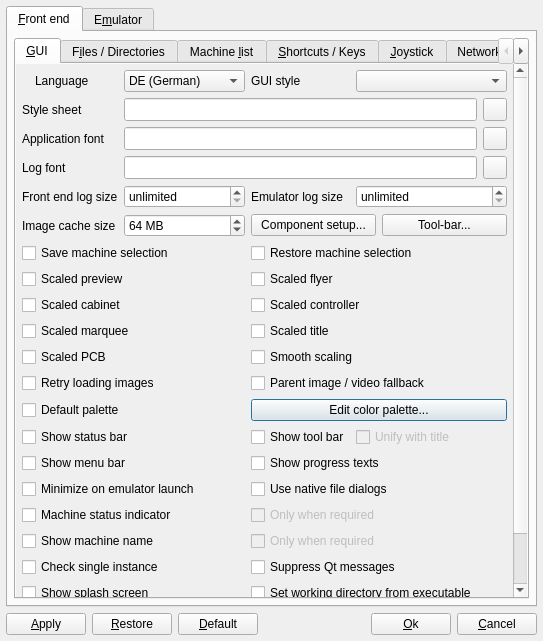
This is options.ui in qmc2/qmc2-mame-fe as Qt 5 draws it before an edit. The edited form follows.
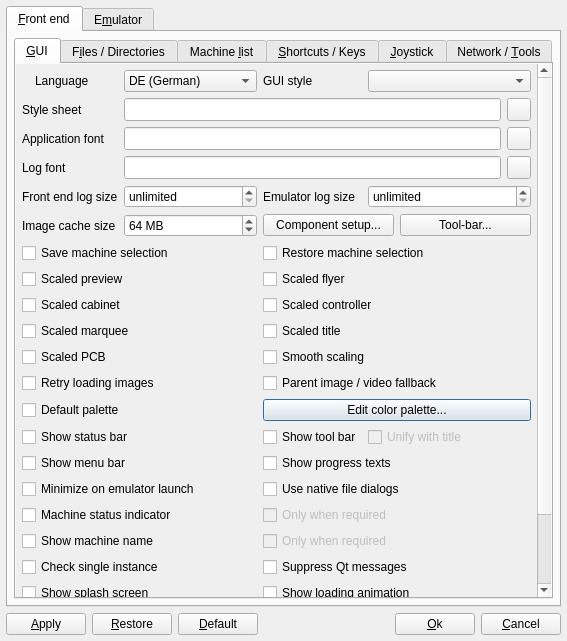
This is the edited form. Icons and pictures are not drawn.

Commit message: new: added an option to enable/disable the loading animation

Diff of the .ui file:
```diff
--- a/options.ui
+++ b/options.ui
@@ -7,7 +7,7 @@
    <rect>
     <x>0</x>
     <y>0</y>
-    <width>543</width>
+    <width>567</width>
     <height>641</height>
    </rect>
   </property>
@@ -56,9 +56,9 @@
               <property name="geometry">
                <rect>
                 <x>0</x>
-                <y>0</y>
-                <width>497</width>
-                <height>573</height>
+                <y>-58</y>
+                <width>521</width>
+                <height>598</height>
                </rect>
               </property>
               <layout class="QGridLayout" name="gridLayout_1">
@@ -74,7 +74,7 @@
                    </property>
                   </widget>
                  </item>
-                 <item row="22" column="0" colspan="7">
+                 <item row="23" column="0" colspan="7">
                   <spacer name="spacer4">
                    <property name="orientation">
                     <enum>Qt::Vertical</enum>
@@ -317,17 +317,7 @@
                    </property>
                   </widget>
                  </item>
-                 <item row="20" column="3" colspan="4">
-                  <widget class="QCheckBox" name="checkBoxSetWorkDirFromExec">
-                   <property name="toolTip">
-                    <string>Force QMC2's working directory to be the same as the executable's path</string>
-                   </property>
-                   <property name="text">
-                    <string>Set working directory from executable</string>
-                   </property>
-                  </widget>
-                 </item>
-                 <item row="23" column="0" colspan="7">
+                 <item row="24" column="0" colspan="7">
                   <layout class="QHBoxLayout" name="layout3">
                    <item>
                     <widget class="QLabel" name="labelLegend1Pic">
@@ -812,6 +802,26 @@
                    </property>
                   </widget>
                  </item>
+                 <item row="20" column="3" colspan="4">
+                  <widget class="QCheckBox" name="checkBoxShowLoadingAnimation">
+                   <property name="toolTip">
+                    <string>Show animation when loading, filtering or tagging the machine list?</string>
+                   </property>
+                   <property name="text">
+                    <string>Show loading animation</string>
+                   </property>
+                  </widget>
+                 </item>
+                 <item row="22" column="0" colspan="3">
+                  <widget class="QCheckBox" name="checkBoxSetWorkDirFromExec">
+                   <property name="toolTip">
+                    <string>Force QMC2's working directory to be the same as the executable's path</string>
+                   </property>
+                   <property name="text">
+                    <string>Set working directory from executable</string>
+                   </property>
+                  </widget>
+                 </item>
                 </layout>
                </item>
               </layout>
```
Left out of the diff: 59 changed lines with no effect on the pictures. The commit also changes 17 other files.
